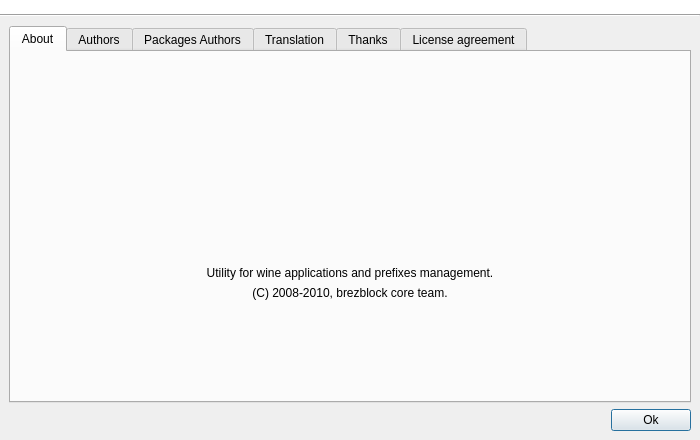
This is src/q4wine-gui/uis/About.ui in brezerk/q4wine as Qt 5 draws it before an edit. The edited form follows.
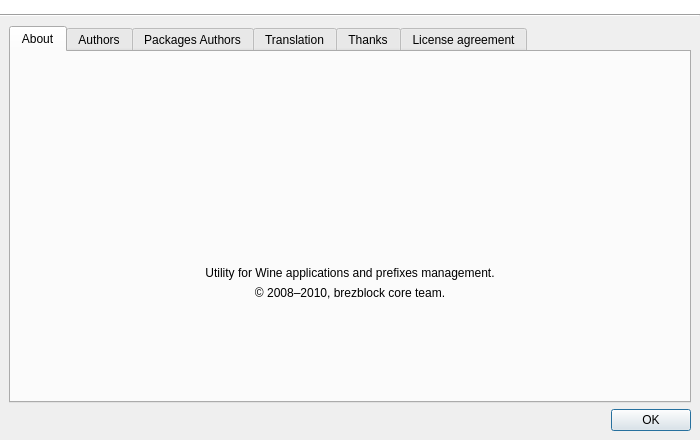
This is the edited form. Icons and pictures are not drawn.

```diff
--- a/src/q4wine-gui/uis/About.ui
+++ b/src/q4wine-gui/uis/About.ui
@@ -224,7 +224,7 @@
           <item>
            <widget class="QLabel" name="label_2">
             <property name="text">
-             <string>Utility for wine applications and prefixes management.</string>
+             <string>Utility for Wine applications and prefixes management.</string>
             </property>
             <property name="alignment">
              <set>Qt::AlignCenter</set>
@@ -237,7 +237,7 @@
           <item>
            <widget class="QLabel" name="label_3">
             <property name="text">
-             <string>(C) 2008-2010, brezblock core team.</string>
+             <string>© 2008–2010, brezblock core team.</string>
             </property>
             <property name="alignment">
              <set>Qt::AlignCenter</set>
@@ -474,7 +474,7 @@
         <item>
          <widget class="QPushButton" name="cmdOk">
           <property name="text">
-           <string>Ok</string>
+           <string>OK</string>
           </property>
          </widget>
         </item>
```
